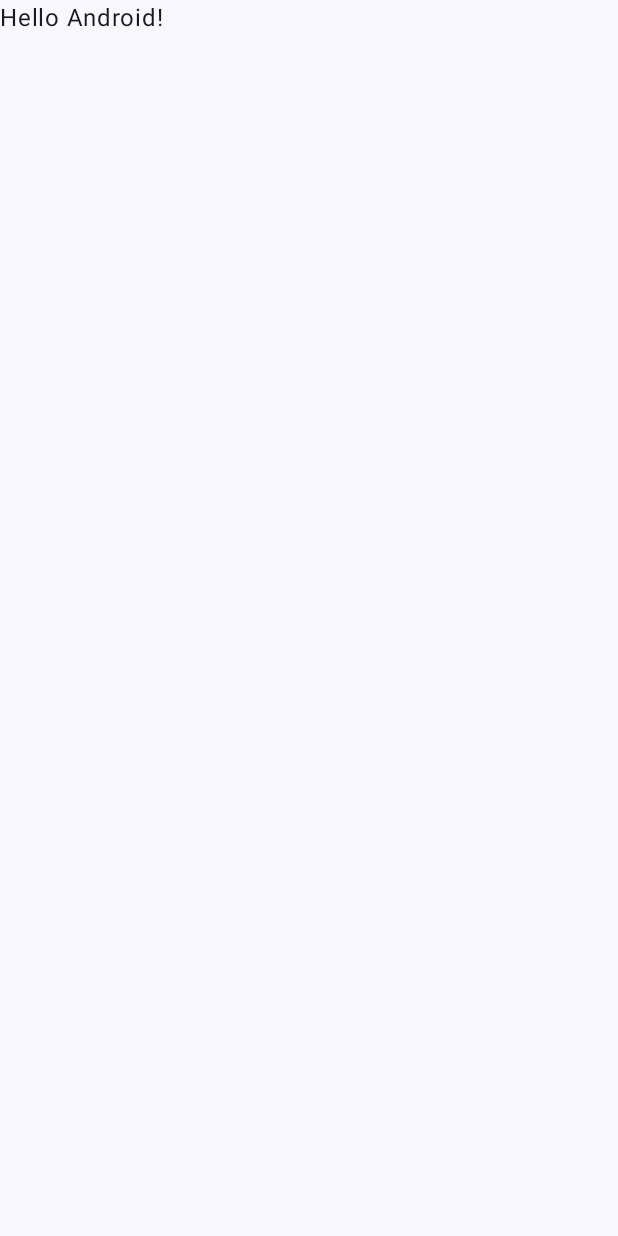
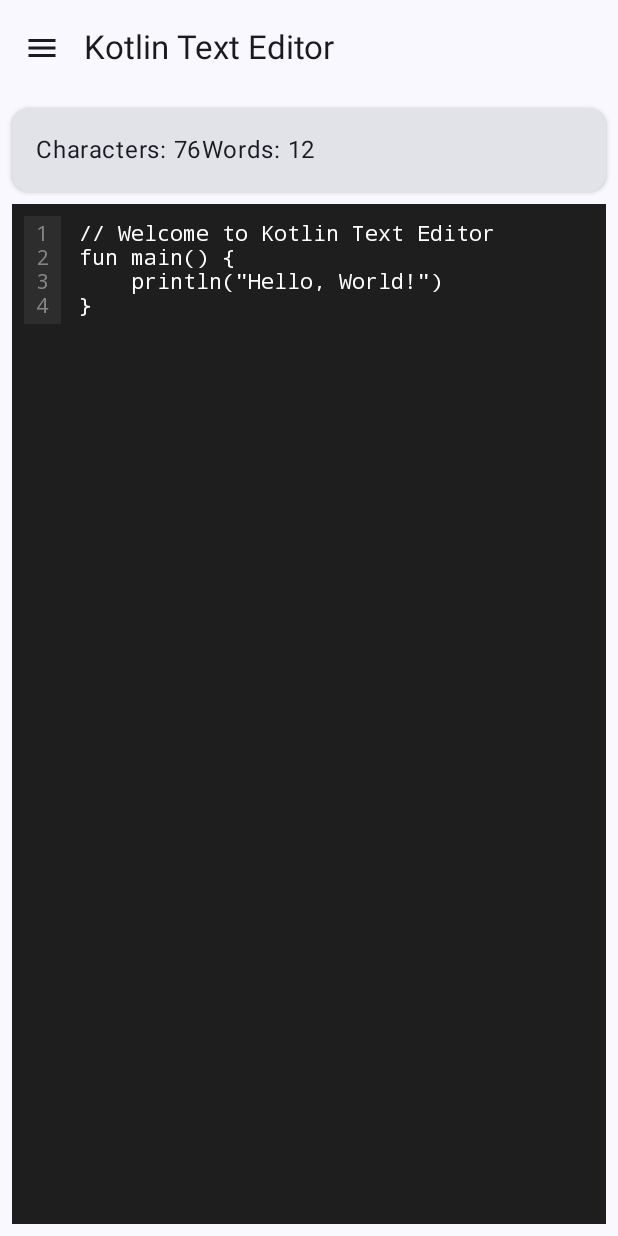
Before and after one commit to HashenUdara/kotlin-text-editor, an Android app built with Jetpack Compose: the screen it shows after launch (MainActivity), on a phone screen of 412 x 824 dp. Before the commit the screen is almost empty. Run offline under Robolectric (Android 15) with nearby library versions, the phone set to English and light mode, and no system bars.

Commit message:
added simple code editor

```diff
--- a/app/build.gradle.kts
+++ b/app/build.gradle.kts
@@ -49,6 +49,7 @@ dependencies {
     implementation(libs.androidx.ui.graphics)
     implementation(libs.androidx.ui.tooling.preview)
     implementation(libs.androidx.material3)
+
     testImplementation(libs.junit)
     androidTestImplementation(libs.androidx.junit)
     androidTestImplementation(libs.androidx.espresso.core)
--- a/app/src/main/java/com/kotlintexteditor/MainActivity.kt
+++ b/app/src/main/java/com/kotlintexteditor/MainActivity.kt
@@ -4,13 +4,17 @@ import android.os.Bundle
 import androidx.activity.ComponentActivity
 import androidx.activity.compose.setContent
 import androidx.activity.enableEdgeToEdge
-import androidx.compose.foundation.layout.fillMaxSize
-import androidx.compose.foundation.layout.padding
-import androidx.compose.material3.Scaffold
-import androidx.compose.material3.Text
-import androidx.compose.runtime.Composable
+import androidx.compose.foundation.layout.*
+import androidx.compose.foundation.layout.Arrangement
+import androidx.compose.material.icons.Icons
+import androidx.compose.material.icons.filled.Menu
+import androidx.compose.material3.*
+import androidx.compose.runtime.*
 import androidx.compose.ui.Modifier
 import androidx.compose.ui.tooling.preview.Preview
+import androidx.compose.ui.unit.dp
+import com.kotlintexteditor.ui.editor.CodeEditorView
+import com.kotlintexteditor.ui.editor.EditorLanguage
 import com.kotlintexteditor.ui.theme.KotlinTextEditorTheme
 
 class MainActivity : ComponentActivity() {
@@ -19,29 +23,71 @@ class MainActivity : ComponentActivity() {
         enableEdgeToEdge()
         setContent {
             KotlinTextEditorTheme {
-                Scaffold(modifier = Modifier.fillMaxSize()) { innerPadding ->
-                    Greeting(
-                        name = "Android",
-                        modifier = Modifier.padding(innerPadding)
-                    )
-                }
+                TextEditorApp()
             }
         }
     }
 }
 
+@OptIn(ExperimentalMaterial3Api::class)
 @Composable
-fun Greeting(name: String, modifier: Modifier = Modifier) {
-    Text(
-        text = "Hello $name!",
-        modifier = modifier
-    )
+fun TextEditorApp() {
+    var editorText by remember { mutableStateOf("// Welcome to Kotlin Text Editor\nfun main() {\n    println(\"Hello, World!\")\n}") }
+
+    Scaffold(
+        modifier = Modifier.fillMaxSize(),
+        topBar = {
+            TopAppBar(
+                title = { Text("Kotlin Text Editor") },
+                navigationIcon = {
+                    IconButton(onClick = { /* TODO: Add menu functionality */ }) {
+                        Icon(Icons.Default.Menu, contentDescription = "Menu")
+                    }
+                }
+            )
+        }
+    ) { innerPadding ->
+        Column(
+            modifier = Modifier
+                .fillMaxSize()
+                .padding(innerPadding)
+        ) {
+            // Status bar with character count
+            Card(
+                modifier = Modifier
+                    .fillMaxWidth()
+                    .padding(8.dp),
+                elevation = CardDefaults.cardElevation(defaultElevation = 2.dp)
+            ) {
+                Row(
+                    modifier = Modifier.padding(16.dp),
+                    horizontalArrangement = Arrangement.SpaceBetween
+                ) {
+                    Text("Characters: ${editorText.length}")
+                    Text("Words: ${editorText.split("\\s+".toRegex()).filter { it.isNotBlank() }.size}")
+                }
+            }
+
+            // Code Editor
+            CodeEditorView(
+                modifier = Modifier
+                    .fillMaxSize()
+                    .padding(horizontal = 8.dp)
+                    .padding(bottom = 8.dp),
+                text = editorText,
+                onTextChange = { newText ->
+                    editorText = newText
+                },
+                language = EditorLanguage.KOTLIN
+            )
+        }
+    }
 }
 
 @Preview(showBackground = true, showSystemUi = true)
 @Composable
-fun GreetingPreview() {
+fun TextEditorPreview() {
     KotlinTextEditorTheme {
-        Greeting("Android")
+        TextEditorApp()
     }
 }
--- /dev/null
+++ b/app/src/main/java/com/kotlintexteditor/ui/editor/CodeEditorView.kt
@@ -0,0 +1,183 @@
+package com.kotlintexteditor.ui.editor
+
+import androidx.compose.foundation.background
+import androidx.compose.foundation.horizontalScroll
+import androidx.compose.foundation.layout.*
+import androidx.compose.foundation.rememberScrollState
+import androidx.compose.foundation.text.BasicTextField
+import androidx.compose.foundation.text.selection.SelectionContainer
+import androidx.compose.foundation.verticalScroll
+import androidx.compose.material3.*
+import androidx.compose.runtime.*
+import androidx.compose.ui.Alignment
+import androidx.compose.ui.Modifier
+import androidx.compose.ui.graphics.Color
+import androidx.compose.ui.graphics.SolidColor
+import androidx.compose.ui.text.AnnotatedString
+import androidx.compose.ui.text.SpanStyle
+import androidx.compose.ui.text.TextStyle
+import androidx.compose.ui.text.buildAnnotatedString
+import androidx.compose.ui.text.font.FontFamily
+import androidx.compose.ui.text.font.FontWeight
+import androidx.compose.ui.text.input.TextFieldValue
+import androidx.compose.ui.text.withStyle
+import androidx.compose.ui.unit.dp
+import androidx.compose.ui.unit.sp
+
+@Composable
+fun CodeEditorView(
+    modifier: Modifier = Modifier,
+    text: String = "",
+    onTextChange: (String) -> Unit = {},
+    language: EditorLanguage = EditorLanguage.KOTLIN
+) {
+    var textFieldValue by remember { mutableStateOf(TextFieldValue(text)) }
+    val verticalScrollState = rememberScrollState()
+    val horizontalScrollState = rememberScrollState()
+
+    // Update textFieldValue when external text changes
+    LaunchedEffect(text) {
+        if (textFieldValue.text != text) {
+            textFieldValue = textFieldValue.copy(text = text)
+        }
+    }
+
+    Row(
+        modifier = modifier
+            .background(Color(0xFF1E1E1E))
+            .padding(8.dp)
+    ) {
+        // Line numbers
+        LineNumbers(
+            text = textFieldValue.text,
+            modifier = Modifier
+                .padding(end = 8.dp)
+                .verticalScroll(verticalScrollState)
+        )
+
+        // Code editor
+        Box(
+            modifier = Modifier
+                .weight(1f)
+                .verticalScroll(verticalScrollState)
+                .horizontalScroll(horizontalScrollState)
+        ) {
+            BasicTextField(
+                value = textFieldValue,
+                onValueChange = { newValue ->
+                    textFieldValue = newValue
+                    onTextChange(newValue.text)
+                },
+                modifier = Modifier
+                    .fillMaxSize()
+                    .padding(4.dp),
+                textStyle = TextStyle(
+                    fontFamily = FontFamily.Monospace,
+                    fontSize = 14.sp,
+                    color = Color.White
+                ),
+                cursorBrush = SolidColor(Color.White),
+                decorationBox = { innerTextField ->
+                    if (textFieldValue.text.isEmpty()) {
+                        Text(
+                            text = "// Start typing your ${language.name.lowercase()} code here...",
+                            style = TextStyle(
+                                fontFamily = FontFamily.Monospace,
+                                fontSize = 14.sp,
+                                color = Color.Gray
+                            )
+                        )
+                    }
+                    innerTextField()
+                }
+            )
+        }
+    }
+}
+
+@Composable
+private fun LineNumbers(
+    text: String,
+    modifier: Modifier = Modifier
+) {
+    val lines = text.split('\n')
+    Column(
+        modifier = modifier
+            .background(Color(0xFF2D2D2D))
+            .padding(horizontal = 8.dp, vertical = 4.dp)
+    ) {
+        lines.forEachIndexed { index, _ ->
+            Text(
+                text = "${index + 1}",
+                style = TextStyle(
+                    fontFamily = FontFamily.Monospace,
+                    fontSize = 14.sp,
+                    color = Color(0xFF858585)
+                ),
+                modifier = Modifier.padding(vertical = 0.dp)
+            )
+        }
+    }
+}
+
+// Syntax highlighting function for Kotlin (basic implementation)
+private fun applySyntaxHighlighting(text: String, language: EditorLanguage): AnnotatedString {
+    return buildAnnotatedString {
+        val keywords = when (language) {
+            EditorLanguage.KOTLIN -> listOf(
+                "fun", "val", "var", "class", "object", "interface", "if", "else", "when", "for",
+                "while", "do", "return", "import", "package", "public", "private", "protected",
+                "internal", "open", "final", "abstract", "override", "companion", "data", "sealed"
+            )
+            EditorLanguage.JAVA -> listOf(
+                "public", "private", "protected", "static", "final", "abstract", "class", "interface",
+                "extends", "implements", "if", "else", "switch", "case", "for", "while", "do", "return",
+                "import", "package", "try", "catch", "finally", "throw", "throws"
+            )
+            EditorLanguage.PLAIN_TEXT -> emptyList()
+        }
+
+        append(text)
+
+        // Simple keyword highlighting
+        keywords.forEach { keyword ->
+            val regex = "\\b$keyword\\b".toRegex()
+            regex.findAll(text).forEach { match ->
+                addStyle(
+                    style = SpanStyle(
+                        color = Color(0xFF569CD6), // Blue color for keywords
+                        fontWeight = FontWeight.Bold
+                    ),
+                    start = match.range.first,
+                    end = match.range.last + 1
+                )
+            }
+        }
+
+        // String highlighting
+        val stringRegex = "\".*?\"".toRegex()
+        stringRegex.findAll(text).forEach { match ->
+            addStyle(
+                style = SpanStyle(color = Color(0xFFCE9178)), // Orange color for strings
+                start = match.range.first,
+                end = match.range.last + 1
+            )
+        }
+
+        // Comment highlighting
+        val commentRegex = "//.*".toRegex()
+        commentRegex.findAll(text).forEach { match ->
+            addStyle(
+                style = SpanStyle(color = Color(0xFF6A9955)), // Green color for comments
+                start = match.range.first,
+                end = match.range.last + 1
+            )
+        }
+    }
+}
+
+enum class EditorLanguage {
+    KOTLIN,
+    JAVA,
+    PLAIN_TEXT
+}
--- a/gradle/libs.versions.toml
+++ b/gradle/libs.versions.toml
@@ -8,6 +8,7 @@ espressoCore = "3.7.0"
 lifecycleRuntimeKtx = "2.9.2"
 activityCompose = "1.10.1"
 composeBom = "2024.09.00"
+codeview = "1.3.8"
 
 [libraries]
 androidx-core-ktx = { group = "androidx.core", name = "core-ktx", version.ref = "coreKtx" }
--- a/settings.gradle.kts
+++ b/settings.gradle.kts
@@ -16,6 +16,7 @@ dependencyResolutionManagement {
     repositories {
         google()
         mavenCentral()
+        maven { url = uri("https://jitpack.io") }
     }
 }
 
```
